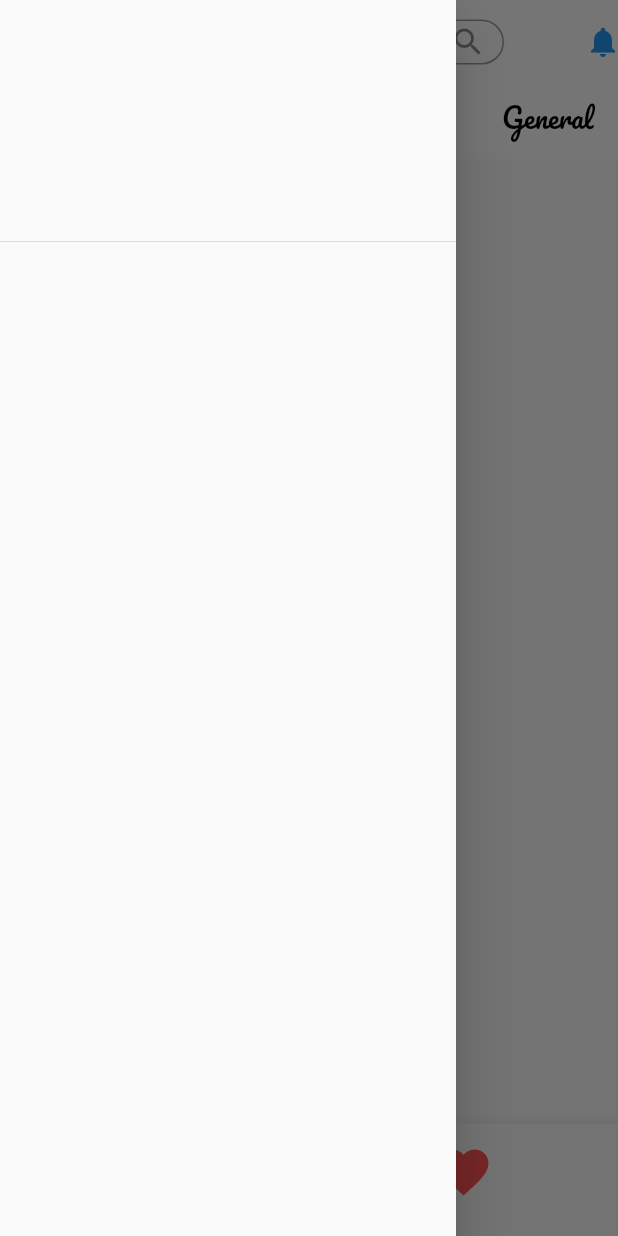
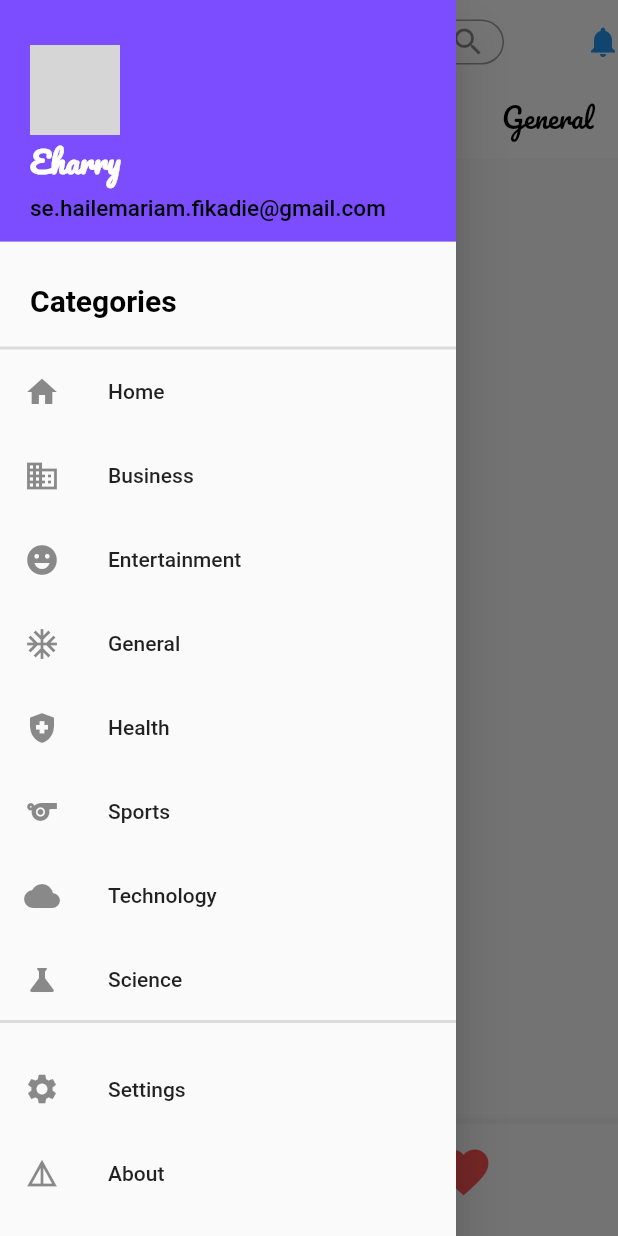
Before and after one commit to HaileMariamR/newsapp_getx_flutter_api, a Flutter app: the screen it shows after launch, with the side drawer open, on a phone screen of 412 x 824 dp. Run offline on Flutter 3.47's test engine with Material 2 defaults, Android fonts, the phone set to English and light mode, and no system bars; our stand-ins replace flutter_spinkit, get, share_plus, shared_preferences; missing offline and left inert: share_plus_linux; network calls fail; grey boxes are pictures that could not be loaded.

Commit message:
working on navigation drawer

```diff
--- a/lib/main.dart
+++ b/lib/main.dart
@@ -4,7 +4,7 @@ import 'screens/Homepage.dart';
 
 void main() {
   runApp(GetMaterialApp(
-    title: "New App",
+    title: "News App",
     debugShowCheckedModeBanner: false,
     home: Homepage(),
   ));
--- a/lib/screens/Homepage.dart
+++ b/lib/screens/Homepage.dart
@@ -59,10 +59,132 @@ class Homepage extends StatelessWidget {
           child: Builder(builder: (BuildContext context) {
             return Scaffold(
               drawer: Drawer(
-                  child: Column(
+                  child: ListView(
                 children: [
                   DrawerHeader(
-                    child: Container(),
+                    decoration: BoxDecoration(color: Colors.deepPurpleAccent),
+                    padding: EdgeInsets.zero,
+                    child: Stack(
+                      children: [
+                        Container(
+                          margin: EdgeInsets.only(top: 130, left: 20),
+                          child: Text(
+                            "se.hailemariam.fikadie@gmail.com",
+                            style: TextStyle(color: Colors.black, fontSize: 15),
+                          ),
+                        ),
+                        Container(
+                          margin: EdgeInsets.only(top: 90, left: 20),
+                          child: Text(
+                            "Eharry",
+                            style: TextStyle(
+                                color: Colors.white,
+                                fontFamily: 'pacifico',
+                                fontWeight: FontWeight.bold,
+                                fontSize: 20),
+                          ),
+                        ),
+                        Container(
+                          margin: EdgeInsets.only(top: 30, left: 20),
+                          child: CircleAvatar(
+                            radius: 30,
+                            backgroundImage: NetworkImage(
+                                "https://media-exp1.licdn.com/dms/image/C4E03AQGlC95Zri6GaA/profile-displayphoto-shrink_800_800/0/1574148998530?e=1632960000&v=beta&t=Su5ndfMs12vGrMoL95_6DiKTFHjTXQyZpJ6pMEmEYU8"),
+                          ),
+                        ),
+                      ],
+                    ),
+                  ),
+                  Container(
+                      margin: EdgeInsets.all(10),
+                      padding: EdgeInsets.all(10),
+                      child: Text(
+                        "Categories",
+                        style: TextStyle(
+                            color: Colors.black,
+                            fontSize: 20,
+                            fontWeight: FontWeight.bold),
+                      )),
+                  Divider(
+                    height: 1,
+                    thickness: 2,
+                  ),
+                  ListTile(
+                    leading: Icon(Icons.home),
+                    title: Text("Home"),
+                    onTap: () {
+                      DefaultTabController.of(context)!.animateTo(0);
+                      Get.back();
+                    },
+                  ),
+                  ListTile(
+                    leading: Icon(Icons.business),
+                    title: Text("Business"),
+                    onTap: () {
+                      DefaultTabController.of(context)!.animateTo(1);
+                      Get.back();
+                    },
+                  ),
+                  ListTile(
+                    leading: Icon(Icons.emoji_emotions),
+                    title: Text("Entertainment"),
+                    onTap: () {
+                      DefaultTabController.of(context)!.animateTo(2);
+                      Get.back();
+                    },
+                  ),
+                  ListTile(
+                    leading: Icon(Icons.ac_unit),
+                    title: Text("General"),
+                    onTap: () {
+                      DefaultTabController.of(context)!.animateTo(3);
+                      Get.back();
+                    },
+                  ),
+                  ListTile(
+                    leading: Icon(Icons.health_and_safety),
+                    title: Text("Health"),
+                    onTap: () {
+                      DefaultTabController.of(context)!.animateTo(4);
+                      Get.back();
+                    },
+                  ),
+                  ListTile(
+                    leading: Icon(Icons.sports),
+                    title: Text("Sports"),
+                    onTap: () {
+                      DefaultTabController.of(context)!.animateTo(5);
+                      Get.back();
+                    },
+                  ),
+                  ListTile(
+                    leading: Icon(Icons.cloud),
+                    title: Text("Technology"),
+                    onTap: () {
+                      DefaultTabController.of(context)!.animateTo(6);
+                      Get.back();
+                    },
+                  ),
+                  ListTile(
+                    leading: Icon(Icons.science),
+                    title: Text("Science"),
+                    onTap: () {
+                      DefaultTabController.of(context)!.animateTo(7);
+                      Get.back();
+                    },
+                  ),
+                  Divider(
+                    height: 1,
+                    thickness: 2,
+                  ),
+                  Text(""),
+                  ListTile(
+                    leading: Icon(Icons.settings),
+                    title: Text("Settings"),
+                  ),
+                  ListTile(
+                    leading: Icon(Icons.details),
+                    title: Text("About"),
                   ),
                 ],
               )),
@@ -123,8 +245,7 @@ class Homepage extends StatelessWidget {
                       padding: EdgeInsets.only(top: 5),
                       child: GestureDetector(
                           onTap: () async {
-                            await appState.getAllnews(
-                                input: "category=business");
+                            await appState.getAllnews();
                             DefaultTabController.of(context)!.animateTo(0);
                           },
                           child: Icon(
--- a/pubspec.yaml
+++ b/pubspec.yaml
@@ -34,6 +34,7 @@ dependencies:
   provider: ^5.0.0
   share_plus: ^2.1.4
   url_launcher: ^6.0.9
+  shared_preferences: ^2.0.6
 
 dev_dependencies:
   flutter_test:
```
Also changed, not shown: lib/screens/Categories/Home.dart (+7 -3 lines), lib/screens/Categories/base_news.dart (+106 -106 lines), lib/screens/Detail.dart (+20 -12 lines), pubspec.lock.
